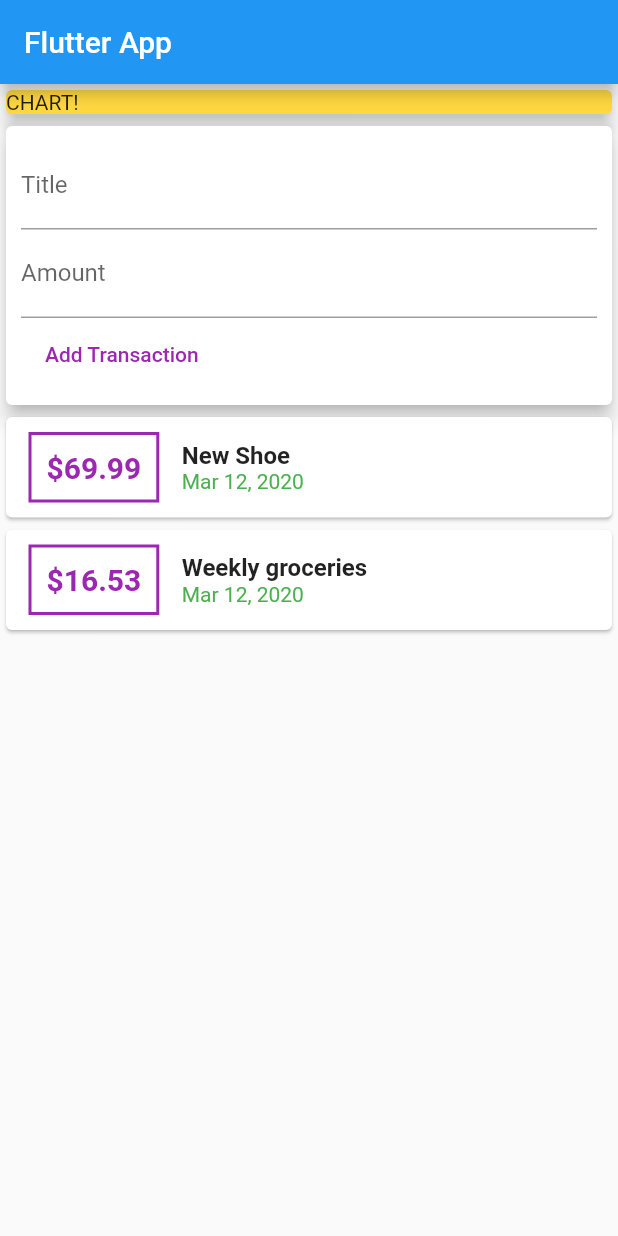
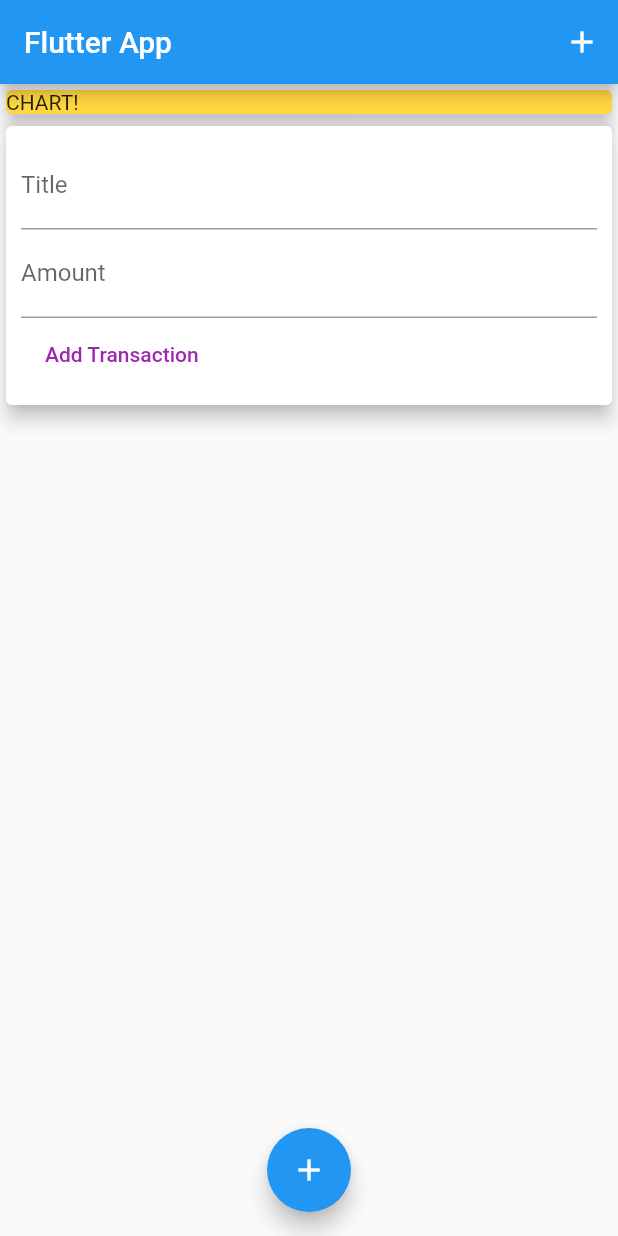
Before and after one commit to mishikaraj/Expenses_planner, a Flutter app: the screen it shows after launch, after a tap on "Add Transaction", on a phone screen of 412 x 824 dp. Run offline on Flutter 3.47's test engine with Material 2 defaults, Android fonts, the phone set to English and light mode, and no system bars; statements that could not run were skipped.

Commit message:
till userTransaction

```diff
--- a/lib/main.dart
+++ b/lib/main.dart
@@ -1,8 +1,8 @@
-//import './models/transaction.dart';
-//import './widgets/new_transaction.dart';
+import './models/transaction.dart';
+import './widgets/new_transaction.dart';
 
 //import './widgets/transaction_list.dart';
-import './widgets/user_transaction.dart';
+import 'package:expense/widgets/user_transaction.dart';
 import 'package:flutter/material.dart';
 
 void main() => runApp(MyApp());
@@ -18,18 +18,64 @@ class MyApp extends StatelessWidget {
   }
 }
 
-class MyHomePage extends StatelessWidget {
+void startNewTransaction(BuildContext ctx){
+  showModalBottomSheet(context: ctx, builder: (_) {
+      return NewTransaction();
+  },);
+}
+
+class MyHomePage extends StatefulWidget {
   // String titleInput;
   // String amtInput;
-  final titleController = TextEditingController();
-  final amountController = TextEditingController();
+  @override
+  _MyHomePageState createState() => _MyHomePageState();
+}
+
+class _MyHomePageState extends State<MyHomePage> {
+  //final titleController = TextEditingController();
+  //final amountController = TextEditingController();
+  final List<Transaction> _userTransactions = [
+    Transaction(
+      id: 't1',
+      title: 'New Shoe',
+      amount: 69.99,
+      date: DateTime.now(),
+    ),
+    Transaction(
+      id: 't2',
+      title: 'Weekly groceries',
+      amount: 16.53,
+      date: DateTime.now(),
+    ),
+  ];
+
+  void _addNewTransaction(String txTitle, double txAmount) {
+    final newTx = Transaction(
+      title: txTitle,
+      amount: txAmount,
+      date: DateTime.now(),
+      id: DateTime.now().toString(),
+    );
+    setState(() {
+      _userTransactions.add(newTx);
+    });
+  }
+
+
   @override
   Widget build(BuildContext context) {
     return Scaffold(
       appBar: AppBar(
+        actions: <Widget>[
+          IconButton(
+            icon: Icon(Icons.add),
+            onPressed: () {},
+          )
+        ],
         title: Text('Flutter App'),
       ),
-      body: Column(
+      body: SingleChildScrollView(
+        child: Column(
           //mainAxisAlignment: MainAxisAlignment.start,
           crossAxisAlignment: CrossAxisAlignment.stretch,
           children: <Widget>[
@@ -41,8 +87,14 @@ class MyHomePage extends StatelessWidget {
                 elevation: 5,
               ),
             ),
-         UserTransactions()
+            UserTransactions(),
           ],
+        ),
+      ),
+      floatingActionButtonLocation: FloatingActionButtonLocation.centerFloat,
+      floatingActionButton: FloatingActionButton(
+        child: Icon(Icons.add),
+        onPressed: () {},
       ),
     );
   }
--- a/lib/widgets/new_transaction.dart
+++ b/lib/widgets/new_transaction.dart
@@ -6,6 +6,20 @@ class NewTransaction extends StatelessWidget {
   final amountController = TextEditingController();
 
   NewTransaction(this.addTx);
+
+  void submitData(){
+    final enteredTitle=titleController.text;
+    final enteredAmount=double.parse(amountController.text);
+
+    if(enteredAmount<=0||enteredTitle.isEmpty)
+    {
+      return;
+    }
+            addTx(
+                   enteredTitle,
+                   enteredAmount,
+            );
+  }
   @override
   Widget build(BuildContext context) {
     return Card(
@@ -18,6 +32,7 @@ class NewTransaction extends StatelessWidget {
               TextField(
                 decoration: InputDecoration(labelText: 'Title'),
                 controller: titleController,
+                onSubmitted:(_) =>submitData(),
                 // onChanged: (val) {
                 //   titleInput = val;
                 // },
@@ -25,21 +40,21 @@ class NewTransaction extends StatelessWidget {
               TextField(
                 decoration: InputDecoration(labelText: 'Amount'),
                 controller: amountController,
+                keyboardType: TextInputType.number,
+                onSubmitted:(_) =>submitData(),
                 // onChanged: (val) => amtInput = val,
               ),
               FlatButton(
-                onPressed: () {
+                onPressed: submitData,
                   // print(titleInput);
                   // print(amtInput);
                   //print(titleController.text);
-                  addTx(
-                    titleController.text,
-                    double.parse(amountController.text),
-                  );
-                },
+
+
+
                 child: Text('Add Transaction'),
                 textColor: Colors.purple,
-              )
+              ),
             ],
           ),
         ));
--- a/lib/widgets/transaction_list.dart
+++ b/lib/widgets/transaction_list.dart
@@ -7,8 +7,10 @@ final List<Transaction> transactions;
 TransactionList(this.transactions);
 @override
   Widget build(BuildContext context) {
-    return Column(
-      children: transactions.map((tx) {
+    return Container(
+      height: 300,
+      child:ListView.builder(
+        itemBuilder: (ctx,index){
            return Card(
             child: Row(
               children: <Widget>[
@@ -25,7 +27,7 @@ TransactionList(this.transactions);
                   ),
                   padding: EdgeInsets.all(10),
                   child: Text(
-                  '\$${tx.amount}', //+tx.amount.toString(),//$->string interpolation
+                    '\$${transactions[index].amount.toStringAsFixed(2)}', //+tx.amount.toString(),//$->string interpolation
                     style: TextStyle(
                       fontWeight: FontWeight.bold,
                       fontSize: 20,
@@ -37,11 +39,11 @@ TransactionList(this.transactions);
                   crossAxisAlignment: CrossAxisAlignment.start,
                   children: <Widget>[
                     Text(
-                    tx.title,
+                      transactions[index].title,
                       style: TextStyle(fontSize: 16, fontWeight: FontWeight.bold),
                     ),
                     Text(
-                    DateFormat.yMMMd().format(tx.date),
+                      DateFormat.yMMMd().format(transactions[index].date),
                       style: TextStyle(color: Colors.green),
                     ),
                   ],
@@ -49,7 +51,9 @@ TransactionList(this.transactions);
               ],
             ),
           );
-      }).toList(),
+        },
+        itemCount: transactions.length,
+      ),
     );
   }
 }
--- a/lib/widgets/user_transaction.dart
+++ b/lib/widgets/user_transaction.dart
@@ -2,7 +2,7 @@ import 'package:flutter/material.dart';
 import './new_transaction.dart';
 import './transaction_list.dart';
 import '../models/transaction.dart';
-import 'package:intl/intl.dart';
+
 
 
 class UserTransactions extends StatefulWidget {
@@ -11,39 +11,13 @@ class UserTransactions extends StatefulWidget {
 }
 
 class _UserTransactionsState extends State<UserTransactions> {
-  final List<Transaction> _userTransactions = [
-    Transaction(
-      id: 't1',
-      title: 'New Shoe',
-      amount: 69.99,
-      date: DateTime.now(),
-    ),
-    Transaction(
-      id: 't2',
-      title: 'Weekly groceries',
-      amount: 16.53,
-      date: DateTime.now(),
-    ),
-  ];
-
-  void _addNewTransaction(String txTitle, double txAmount) {
-    final newTx = Transaction(
-      title: txTitle,
-      amount: txAmount,
-      date: DateTime.now(),
-      id: DateTime.now().toString(),
-    );
-    setState(() {
-      _userTransactions.add(newTx);
-    });
-  }
 
   @override
   Widget build(BuildContext context) {
     return Column(
       children: <Widget>[
         NewTransaction(_addNewTransaction),
-        TransactionList(_userTransactions),
+        //TransactionList(_userTransactions),
       ],
     );
   }
```
Lines whose indentation alone changed are shown as unchanged.
